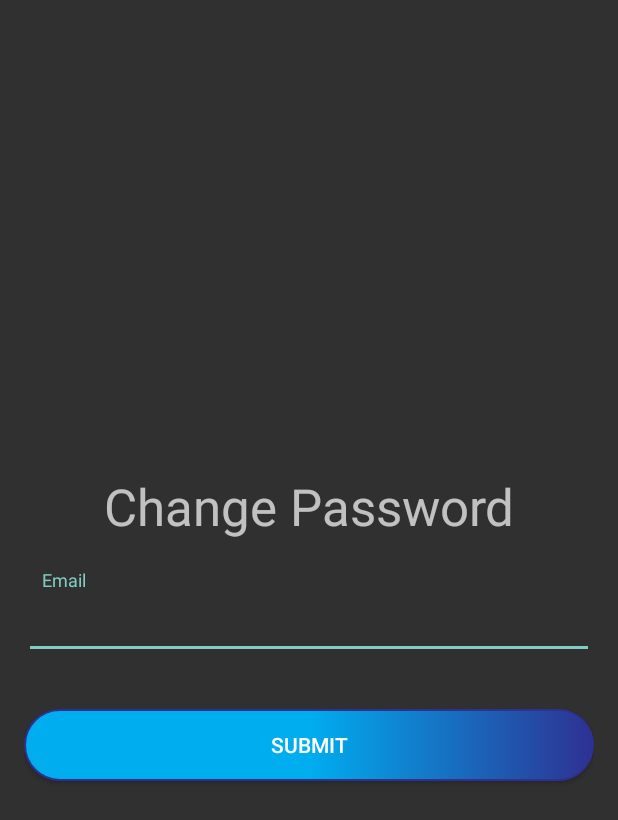
After one commit to adityakhati/EmandiFarmerApp, an Android app: the layout activity_forget_and_change_password.xml on its own in the app's theme, with its tools: preview values and no code run, on a phone screen of 412 x 824 dp. The commit adds this screen. Shown: the top 820 px of the screen. Run offline under Robolectric (Android 15) with nearby library versions, the phone set to English and light mode, and no system bars.

Commit message:
Password, calendar updated

```diff
--- a/app/src/main/AndroidManifest.xml
+++ b/app/src/main/AndroidManifest.xml
@@ -32,6 +32,7 @@
         <activity android:name=".AddProductActivity" />
         <activity android:name="Products.ProductDescriptionActivity" />
         <activity android:name=".AddProductActivity2" />
+        <activity android:name=".ForgetAndChangePasswordActivity" />
 
     </application>
 
--- a/app/src/main/java/Products/WishListAdapter.java
+++ b/app/src/main/java/Products/WishListAdapter.java
@@ -68,12 +68,10 @@ public class WishListAdapter extends RecyclerView.Adapter<WishListAdapter.Artist
                 String url = dataSnapshot.child("product2").child(type).child(prod).child(name).child("url").getValue().toString();
                 Picasso.get().load(url).into(holder.imageViewProd);
                 holder.textViewRupees.setText(rs);
-
             }
 
             @Override
             public void onCancelled(@NonNull DatabaseError databaseError) {
-
             }
         });
         holder.parentlayout.setOnClickListener(new View.OnClickListener() {
@@ -123,7 +121,6 @@ public class WishListAdapter extends RecyclerView.Adapter<WishListAdapter.Artist
         });
     }
 
-
     @Override
     public int getItemCount() {
         return results.size();
--- a/app/src/main/res/layout/activity_add_product.xml
+++ b/app/src/main/res/layout/activity_add_product.xml
@@ -11,7 +11,7 @@
 
     <Button
         android:id="@+id/btnChoose"
-        android:text="choose_button"
+        android:text="Choose Image"
         android:layout_marginVertical="8dp"
         android:layout_width="match_parent"
         android:layout_height="wrap_content"
@@ -19,7 +19,7 @@
 
     <Button
         android:id="@+id/btnUpload"
-        android:text="upload_button"
+        android:text="Upload Image"
         android:layout_marginVertical="8dp"
         android:layout_width="match_parent"
         android:layout_height="wrap_content"
--- /dev/null
+++ b/app/src/main/res/layout/activity_forget_and_change_password.xml
@@ -0,0 +1,42 @@
+<?xml version="1.0" encoding="utf-8"?>
+<LinearLayout xmlns:android="http://schemas.android.com/apk/res/android"
+    xmlns:tools="http://schemas.android.com/tools"
+    android:layout_width="match_parent"
+    android:layout_height="match_parent"
+    android:gravity="center"
+    android:orientation="vertical"
+    android:padding="16dp">
+
+    <TextView
+        android:id="@+id/title"
+        android:layout_width="match_parent"
+        android:layout_height="wrap_content"
+        android:text="Change Password"
+        android:gravity="center"
+        android:textSize="34dip"
+        android:padding="12dp"/>
+
+    <com.google.android.material.textfield.TextInputLayout
+        android:layout_width="match_parent"
+        android:layout_height="wrap_content"
+        android:layout_marginTop="8dp"
+        android:layout_marginBottom="8dp">
+
+        <EditText
+            android:id="@+id/mode"
+            android:layout_width="match_parent"
+            android:layout_height="wrap_content"
+            android:hint="Email"
+            android:inputType="textEmailAddress"
+            android:padding="12dp" />
+    </com.google.android.material.textfield.TextInputLayout>
+
+    <Button
+        android:layout_marginTop="25dp"
+        android:background="@drawable/btn_blue_bg"
+        android:id="@+id/submit_button"
+        android:layout_width="fill_parent"
+        android:layout_height="wrap_content"
+        android:text="Submit" />
+
+</LinearLayout>
--- a/app/src/main/res/layout/fragment1.xml
+++ b/app/src/main/res/layout/fragment1.xml
@@ -114,7 +114,9 @@
                 android:layout_height="wrap_content"
                 android:hint="@string/dd_mm_yy"
                 android:inputType="text"
-                android:textSize="15sp"/>
+                android:textSize="15sp"
+                android:focusableInTouchMode="false"
+                android:focusable="false"/>
         </com.google.android.material.textfield.TextInputLayout>
         <Button
             android:id="@+id/btn_add_product"
--- a/app/src/main/res/layout/fragment_wish_list.xml
+++ b/app/src/main/res/layout/fragment_wish_list.xml
@@ -4,7 +4,8 @@
     android:orientation="vertical"
     android:layout_width="match_parent"
     android:layout_height="match_parent"
-    android:layout_marginVertical="16dp">
+    android:layout_marginVertical="16dp"
+    android:background="#E8E8EA">
 
     <androidx.recyclerview.widget.RecyclerView
         android:id="@+id/recyclerView_wishlist"
--- a/app/src/main/res/menu/activity_main_drawer.xml
+++ b/app/src/main/res/menu/activity_main_drawer.xml
@@ -10,7 +10,7 @@
             android:title="Product Details" />
         <item
             android:id="@+id/nav_third_layout"
-            android:title="Third Layout" />
+            android:title="Settings" />
     </group>
 
 
--- a/app/src/main/res/values/strings.xml
+++ b/app/src/main/res/values/strings.xml
@@ -29,4 +29,5 @@
     <string name="inactive">Inactive</string>
     <string name="add_image">Add Image</string>
     <string name="dd_mm_yy">DD / MM / YY</string>
+    <string name="forgot_password">Forgot Password</string>
 </resources>
```
Also changed, not shown: app/src/main/java/com/example/android/emandi2/AddProductActivity.java (+22 -14 lines), app/src/main/java/com/example/android/emandi2/ForgetAndChangePasswordActivity.java (added, +160 -0 lines), app/src/main/java/com/example/android/emandi2/LoginActivity.java (+4 -3 lines), app/src/main/res/layout/activity_login.xml (+10 -0 lines), app/src/main/res/layout/activity_splashscreen.xml (+7 -6 lines), app/src/main/res/layout/nav_header.xml (+2 -11 lines), app/src/main/res/layout/product_wish_list.xml (+8 -8 lines), app/src/main/res/drawable/logo.png (added), app/src/main/res/drawable/welcome.jpg, 1 other file.
